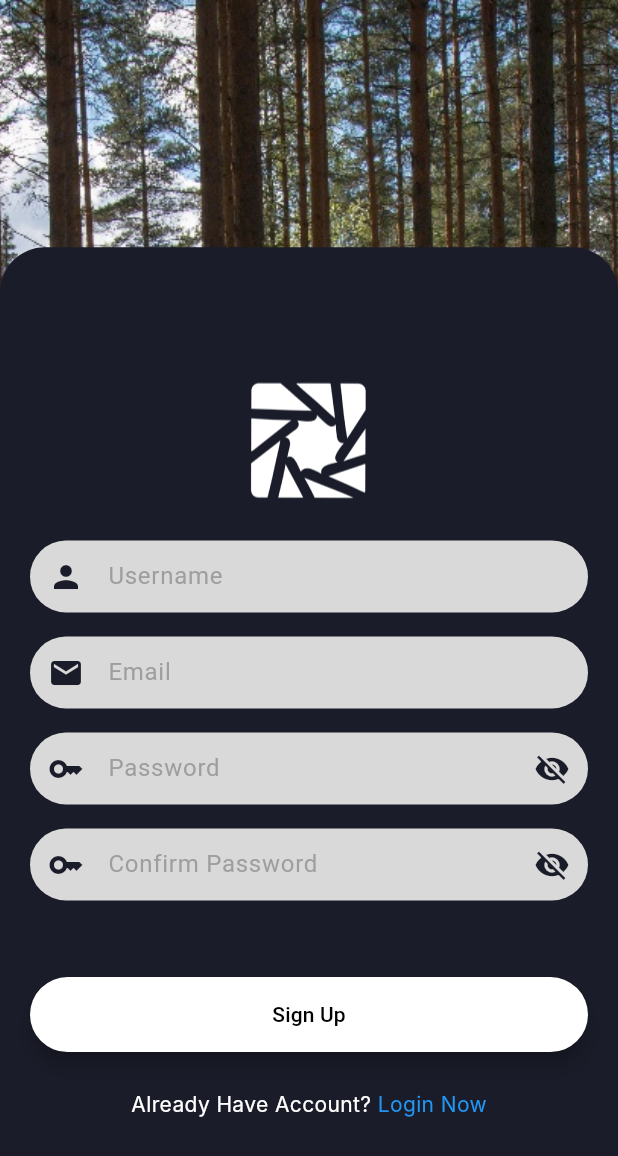
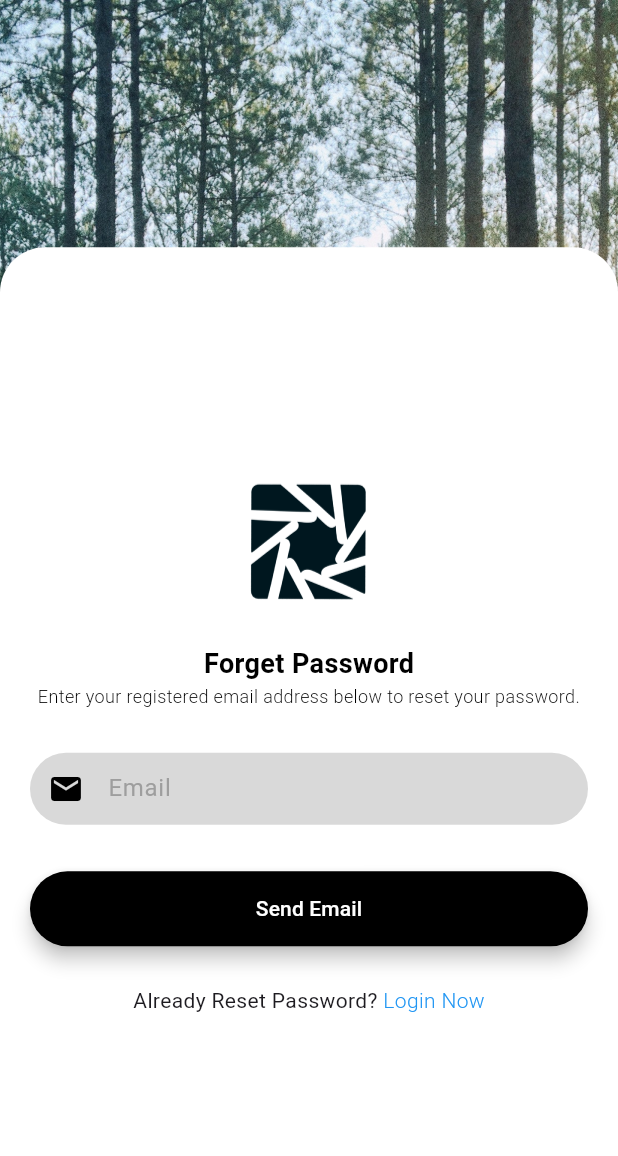
Before and after one commit to queenalpha/phase-photo, a Flutter app: the screen it shows after launch, on a phone screen of 412 x 824 dp. Shown: the top 1156 px of the screen. Run offline on Flutter 3.47's test engine with Material 3 defaults, Android fonts, the light colour scheme and no system bars; Roboto replaces fonts that are missing (Inter, inter).

Commit message:
forget password

```diff
--- a/lib/main.dart
+++ b/lib/main.dart
@@ -1,4 +1,5 @@
 import 'package:flutter/material.dart';
+import 'package:phase_photo/pages/forgetpassword.dart';
 import 'package:phase_photo/pages/home.dart';
 import 'package:phase_photo/pages/register.dart';
 
@@ -14,9 +15,9 @@ class MyApp extends StatelessWidget {
   Widget build(BuildContext context) {
     return MaterialApp(
       debugShowCheckedModeBanner: false,
-      initialRoute: 'register',
+      initialRoute: 'Forgetpassword',
       routes: {
-        'register': (context) => Register(),
+        'Forgetpassword': (context) => ForgetPassword(),
       },
     );
   }
--- /dev/null
+++ b/lib/pages/forgetpassword.dart
@@ -0,0 +1,180 @@
+import 'package:flutter/material.dart';
+import 'package:phase_photo/components/button.dart';
+import 'package:phase_photo/pages/login.dart';
+import 'package:phase_photo/util/validator.dart';
+
+const kTextFieldDecoration = InputDecoration(
+  filled: true,
+  fillColor: Color(0xFFD9D9D9),
+  hintText: 'Enter a value',
+  hintStyle: TextStyle(color: Colors.grey), // Adjust hint text color as needed
+  contentPadding: EdgeInsets.symmetric(vertical: 10.0, horizontal: 20.0),
+  border: OutlineInputBorder(
+    borderRadius: BorderRadius.all(Radius.circular(32.0)),
+  ),
+  enabledBorder: OutlineInputBorder(
+    borderSide: BorderSide.none,
+    borderRadius: BorderRadius.all(Radius.circular(32.0)),
+  ),
+  focusedBorder: OutlineInputBorder(
+    borderSide: BorderSide.none,
+    borderRadius: BorderRadius.all(Radius.circular(32.0)),
+  ),
+);
+
+class ForgetPassword extends StatefulWidget {
+  const ForgetPassword({Key? key});
+
+  @override
+  ForgetPasswordState createState() => ForgetPasswordState();
+}
+
+class ForgetPasswordState extends State<ForgetPassword> {
+  final _emailTextController = TextEditingController();
+  final _focusEmail = FocusNode();
+
+  @override
+  void dispose() {
+    _emailTextController.dispose();
+    super.dispose();
+  }
+
+  // Future<void> _resetPassword() async {
+  //   try {
+  //     await FirebaseAuth.instance
+  //         .sendPasswordResetEmail(email: _emailTextController.text.trim());
+  //     print('Password reset email sent successfully');
+  //   } catch (e) {
+  //     // Handle errors such as invalid email, user not found, etc.
+  //     print('Error sending password reset email: $e');
+  //   }
+  // }
+
+  @override
+  Widget build(BuildContext context) {
+    return Scaffold(
+      body: Stack(
+        children: [
+          // Background Image
+          Positioned.fill(
+            child: Image.asset(
+              'assets/bg2.png', // Ganti dengan path gambar latar belakang yang diinginkan
+              fit: BoxFit.cover,
+            ),
+          ),
+          // Container Rounded di Bagian Atas
+          Align(
+            alignment: FractionalOffset.bottomCenter,
+            child: Container(
+              child: Padding(
+                padding: const EdgeInsets.all(20.0),
+                child: Column(
+                  mainAxisAlignment: MainAxisAlignment.center,
+                  crossAxisAlignment: CrossAxisAlignment.stretch,
+                  children: [
+                    Image.asset(
+                      'assets/logo2.png',
+                      width: 100,
+                      height: 100,
+                    ),
+                    const SizedBox(height: 20),
+                    Align(
+                      alignment: Alignment.center,
+                      child: Text(
+                        'Forget Password',
+                        style: TextStyle(
+                          color: Colors.black,
+                          fontSize: 18,
+                          fontFamily: 'inter',
+                          fontWeight: FontWeight.w700,
+                          height: 0,
+                        ),
+                      ),
+                    ),
+                    const SizedBox(height: 5),
+                    Align(
+                      alignment: Alignment.center,
+                      child: Text(
+                        'Enter your registered email address below to reset your password.',
+                        textAlign: TextAlign.center,
+                        style: TextStyle(
+                          color: Colors.black,
+                          fontSize: 12,
+                          fontFamily: 'inter',
+                          fontWeight: FontWeight.w300,
+                          height: 0,
+                        ),
+                      ),
+                    ),
+                    const SizedBox(height: 30),
+                    TextFormField(
+                      controller: _emailTextController,
+                      focusNode: _focusEmail,
+                      validator: (value) => Validator.validateEmail(
+                        email: value,
+                      ),
+                      decoration: kTextFieldDecoration.copyWith(
+                        prefixIcon: Icon(
+                          Icons.email,
+                          color: Colors.black,
+                        ),
+                        hintText: "Email",
+                      ),
+                    ),
+                    const SizedBox(height: 30),
+                    RoundedButton(
+                      colour: Colors.black,
+                      title: 'Send Email',
+                      textColor: Colors.white,
+                      onPressed:
+                          // _resetPassword,
+                          () {},
+                    ),
+                    const SizedBox(height: 25),
+                    Row(
+                      mainAxisAlignment: MainAxisAlignment.center,
+                      children: [
+                        Text('Already Reset Password?'),
+                        SizedBox(height: 4),
+                        Row(
+                          mainAxisAlignment: MainAxisAlignment.end,
+                          children: [
+                            GestureDetector(
+                              onTap: () {
+                                Navigator.push(
+                                  context,
+                                  MaterialPageRoute(builder: (context) {
+                                    return Login();
+                                  }),
+                                );
+                              },
+                              child: Text(
+                                ' Login Now',
+                                style: TextStyle(
+                                  color: Colors.blue,
+                                  fontWeight: FontWeight.w300,
+                                ),
+                              ),
+                            ),
+                          ],
+                        ),
+                      ],
+                    ),
+                  ],
+                ),
+              ),
+              height: MediaQuery.of(context).size.height * 0.8,
+              decoration: BoxDecoration(
+                color: Colors.white,
+                borderRadius: BorderRadius.only(
+                  topLeft: Radius.circular(30),
+                  topRight: Radius.circular(30),
+                ),
+              ),
+            ),
+          ),
+        ],
+      ),
+    );
+  }
+}
```
